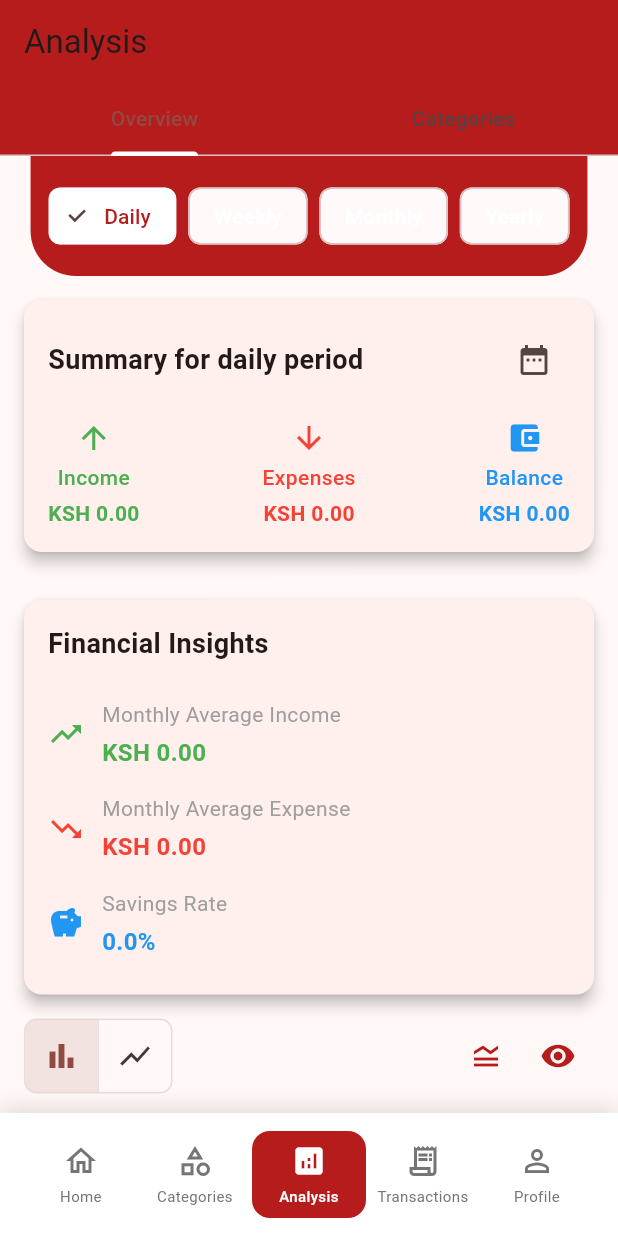
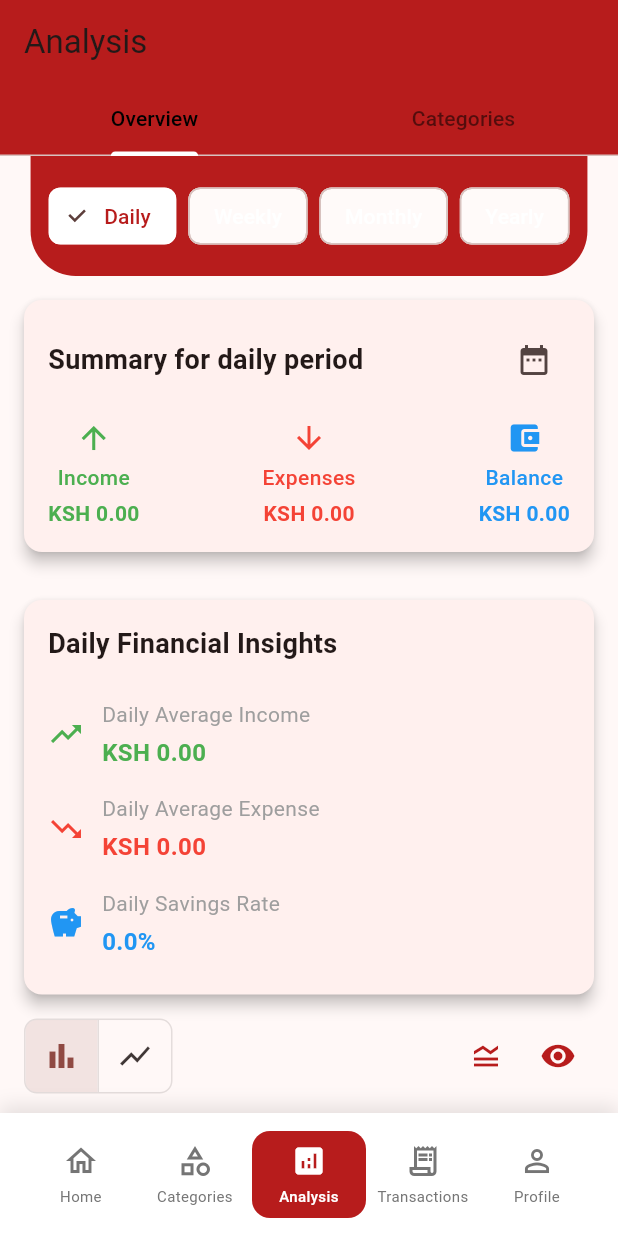
Before and after one commit to mutheejj/metrowealth, a Flutter app: the AnalysisPage screen opened directly, on a phone screen of 412 x 824 dp. Run offline on Flutter 3.47's test engine with Material 3 defaults, Android fonts, the light colour scheme and no system bars; our stand-ins replace cloud_firestore, firebase_auth, firebase_core, firebase_storage, fl_chart; accounts and stored records are empty; generated files the repository leaves out were written again.

Commit message:
woking on themes

```diff
--- a/lib/features/analysis/presentation/pages/analysis_page.dart
+++ b/lib/features/analysis/presentation/pages/analysis_page.dart
@@ -283,10 +283,12 @@ class _AnalysisPageState extends State<AnalysisPage> with SingleTickerProviderSt
   Widget _buildChartSection() {
     return Card(
       margin: const EdgeInsets.all(16),
+      elevation: 4,
+      shape: RoundedRectangleBorder(borderRadius: BorderRadius.circular(12)),
       child: Container(
         constraints: const BoxConstraints(
-          minHeight: 300,
-          maxHeight: 400,
+          minHeight: 200,
+          maxHeight: 300,
         ),
         width: double.infinity,
         child: SingleChildScrollView(
@@ -296,7 +298,7 @@ class _AnalysisPageState extends State<AnalysisPage> with SingleTickerProviderSt
               minWidth: MediaQuery.of(context).size.width - 64,
               maxWidth: max(
                 MediaQuery.of(context).size.width - 64,
-                _barGroups.length * 100.0,
+                _barGroups.length * 80.0,
               ),
             ),
             padding: const EdgeInsets.all(16),
@@ -304,15 +306,22 @@ class _AnalysisPageState extends State<AnalysisPage> with SingleTickerProviderSt
               BarChartData(
                 alignment: BarChartAlignment.spaceAround,
                 maxY: _maxY,
+                minY: 0,
                 barTouchData: BarTouchData(
                   enabled: true,
                   touchTooltipData: BarTouchTooltipData(
-                    tooltipBgColor: Colors.blueGrey,
+                    tooltipBgColor: Colors.blueGrey.shade700,
+                    tooltipRoundedRadius: 8,
+                    tooltipPadding: const EdgeInsets.all(8),
                     getTooltipItem: (group, groupIndex, rod, rodIndex) {
+                      if (rod.toY == 0) return null;
                       final amount = rod.toY;
                       return BarTooltipItem(
                         NumberFormat.currency(symbol: 'KSH ').format(amount),
-                        const TextStyle(color: Colors.white),
+                        const TextStyle(
+                          color: Colors.white,
+                          fontWeight: FontWeight.bold,
+                        ),
                       );
                     },
                   ),
@@ -330,7 +339,11 @@ class _AnalysisPageState extends State<AnalysisPage> with SingleTickerProviderSt
                           padding: const EdgeInsets.only(top: 8),
                           child: Text(
                             _titles[value.toInt()],
-                            style: const TextStyle(fontSize: 12),
+                            style: TextStyle(
+                              fontSize: 11,
+                              color: Colors.grey[600],
+                              fontWeight: FontWeight.w500,
+                            ),
                           ),
                         );
                       },
@@ -341,12 +354,17 @@ class _AnalysisPageState extends State<AnalysisPage> with SingleTickerProviderSt
                       showTitles: true,
                       reservedSize: 40,
                       getTitlesWidget: (value, meta) {
+                        if (value == 0) return const SizedBox.shrink();
                         return Text(
                           NumberFormat.compact().format(value),
-                          style: const TextStyle(fontSize: 12),
+                          style: TextStyle(
+                            fontSize: 11,
+                            color: Colors.grey[600],
+                            fontWeight: FontWeight.w500,
+                          ),
                         );
                       },
-                      interval: _maxY / 5,
+                      interval: _maxY / 4,
                     ),
                   ),
                   rightTitles: const AxisTitles(
@@ -358,16 +376,43 @@ class _AnalysisPageState extends State<AnalysisPage> with SingleTickerProviderSt
                 ),
                 gridData: FlGridData(
                   show: true,
-                  horizontalInterval: _maxY > 0 ? _maxY / 5 : 200,
+                  drawVerticalLine: false,
+                  horizontalInterval: _maxY / 4,
                   getDrawingHorizontalLine: (value) {
-                    return const FlLine(
-                      color: Colors.grey,
+                    return FlLine(
+                      color: Colors.grey[300],
                       strokeWidth: 0.5,
                     );
                   },
                 ),
-                borderData: FlBorderData(show: false),
-                barGroups: _barGroups,
+                borderData: FlBorderData(
+                  show: true,
+                  border: Border(
+                    bottom: BorderSide(color: Colors.grey[300]!),
+                    left: BorderSide(color: Colors.grey[300]!),
+                  ),
+                ),
+                barGroups: _barGroups.map((group) {
+                  return BarChartGroupData(
+                    x: group.x,
+                    barRods: group.barRods.map((rod) {
+                      return BarChartRodData(
+                        toY: rod.toY,
+                        color: rod.color,
+                        width: 12,
+                        borderRadius: const BorderRadius.vertical(
+                          top: Radius.circular(4),
+                        ),
+                        backDrawRodData: BackgroundBarChartRodData(
+                          show: true,
+                          toY: _maxY,
+                          color: Colors.grey[100],
+                        ),
+                      );
+                    }).toList(),
+                    showingTooltipIndicators: group.barRods.any((rod) => rod.toY > 0) ? [0, 1] : [],
+                  );
+                }).toList(),
               ),
             ),
           ),
@@ -377,6 +422,27 @@ class _AnalysisPageState extends State<AnalysisPage> with SingleTickerProviderSt
   }
 
   Widget _buildInsightsCard() {
+    String periodText = '';
+    String avgPrefix = '';
+    switch (_selectedPeriod) {
+      case 'Daily':
+        periodText = 'Daily';
+        avgPrefix = 'Daily';
+        break;
+      case 'Weekly':
+        periodText = 'Weekly';
+        avgPrefix = 'Weekly';
+        break;
+      case 'Monthly':
+        periodText = 'Monthly';
+        avgPrefix = 'Monthly';
+        break;
+      case 'Yearly':
+        periodText = 'Yearly';
+        avgPrefix = 'Yearly';
+        break;
+    }
+
     return Card(
       margin: const EdgeInsets.all(16),
       elevation: 4,
@@ -386,28 +452,28 @@ class _AnalysisPageState extends State<AnalysisPage> with SingleTickerProviderSt
         child: Column(
           crossAxisAlignment: CrossAxisAlignment.start,
           children: [
-            const Text(
-              'Financial Insights',
-              style: TextStyle(
+            Text(
+              '$periodText Financial Insights',
+              style: const TextStyle(
                 fontSize: 18,
                 fontWeight: FontWeight.bold,
               ),
             ),
             const SizedBox(height: 16),
             _buildInsightItem(
-              'Monthly Average Income',
+              '$avgPrefix Average Income',
               _monthlyAvgIncome,
               Icons.trending_up,
               Colors.green,
             ),
             _buildInsightItem(
-              'Monthly Average Expense',
+              '$avgPrefix Average Expense',
               _monthlyAvgExpense,
               Icons.trending_down,
               Colors.red,
             ),
             _buildInsightItem(
-              'Savings Rate',
+              '$periodText Savings Rate',
               _savingsRate,
               Icons.savings,
               Colors.blue,
@@ -415,7 +481,7 @@ class _AnalysisPageState extends State<AnalysisPage> with SingleTickerProviderSt
             ),
             if (_topExpenseCategory.isNotEmpty)
               _buildInsightItem(
-                'Top Expense Category',
+                '$periodText Top Expense',
                 0,
                 Icons.category,
                 Colors.orange,
@@ -702,6 +768,8 @@ class _AnalysisPageState extends State<AnalysisPage> with SingleTickerProviderSt
         bottom: TabBar(
           controller: _tabController,
           indicatorColor: Colors.white,
+          labelColor: Colors.black,
+          unselectedLabelColor: Colors.black54,
           tabs: const [
             Tab(text: 'Overview'),
             Tab(text: 'Categories'),
```
